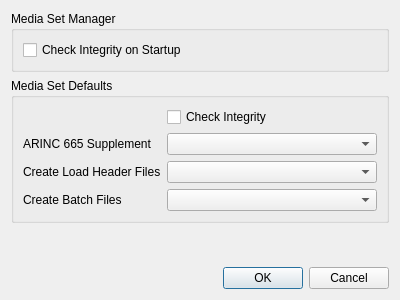
Before: the Qt Designer form lib/arinc665_qt/media_set_manager/MediaSetManagerSettingsDialog.ui in hirah2205/ARINC-665, drawn with Qt 5.
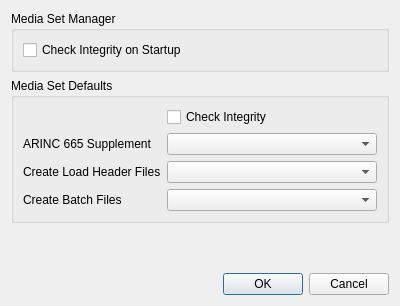
After: the same form once the commit is applied. Icons and pictures are not drawn.

```diff
--- a/lib/arinc665_qt/media_set_manager/MediaSetManagerSettingsDialog.ui
+++ b/lib/arinc665_qt/media_set_manager/MediaSetManagerSettingsDialog.ui
@@ -7,7 +7,7 @@
     <x>0</x>
     <y>0</y>
     <width>400</width>
-    <height>300</height>
+    <height>306</height>
    </rect>
   </property>
   <property name="windowTitle">
```
Left out of the diff: 8 changed lines with no effect on the pictures.
